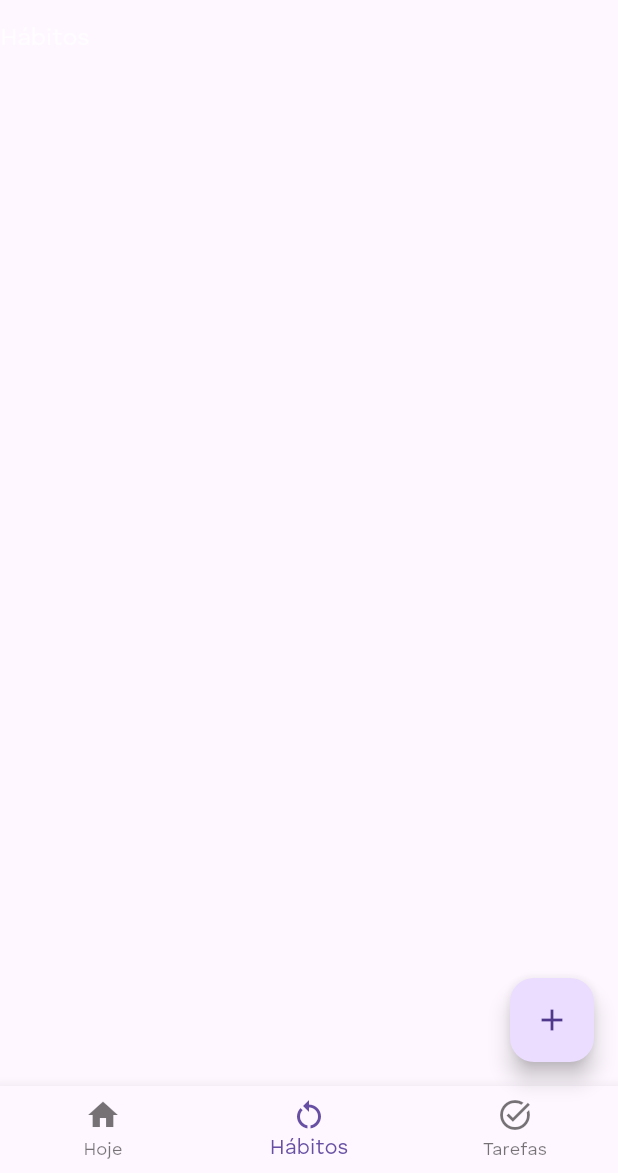
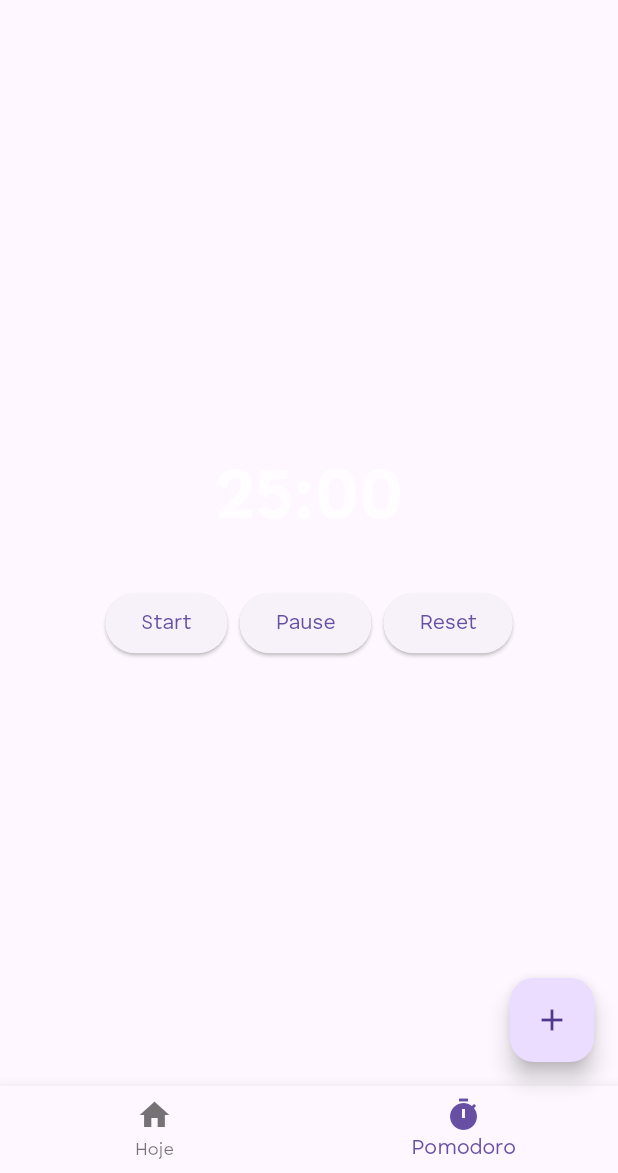
Before and after one commit to felipemarley/health_habit, a Flutter app: the MainScreen screen opened by its route, item 2 of the bottom bar chosen, on a phone screen of 412 x 824 dp, the part 63-1236 px from its top. Run offline on Flutter 3.47's test engine with Material 3 defaults, Android fonts, the phone set to English and light mode, and no system bars; network calls fail; project files that could hold a hidden picture were left out.

Commit message:
remove ununsed tabs and add pomodoro tab screen

```diff
--- a/lib/screens/main_screen.dart
+++ b/lib/screens/main_screen.dart
@@ -2,6 +2,7 @@ import 'package:flutter/material.dart';
 import 'package:health_habit/widgets/ActivitiesList.dart';
 import 'package:health_habit/widgets/AppDrawer.dart';
 import 'package:health_habit/widgets/CreateActivityModal.dart';
+import 'package:health_habit/screens/pomodoro_screen.dart';
 
 class MainScreen extends StatefulWidget {
   const MainScreen({super.key});
@@ -15,8 +16,7 @@ class _MainScreenState extends State<MainScreen> {
 
   List<Widget> _screens = [
     ActivitiesList(),
-    const Text('Hábitos'),
-    const Text('Tarefas'),
+    PomodoroScreen(),
   ];
 
   void _onBottomMenuItemTap(int index) {
@@ -50,12 +50,8 @@ class _MainScreenState extends State<MainScreen> {
               label: 'Hoje',
               backgroundColor: Colors.blue),
           BottomNavigationBarItem(
-              icon: Icon(Icons.restart_alt),
-              label: 'Hábitos',
-              backgroundColor: Colors.blue),
-          BottomNavigationBarItem(
-              icon: Icon(Icons.task_alt),
-              label: 'Tarefas',
+              icon: Icon(Icons.timer),
+              label: 'Pomodoro',
               backgroundColor: Colors.blue),
         ],
       ),
--- /dev/null
+++ b/lib/screens/pomodoro_screen.dart
@@ -0,0 +1,103 @@
+import 'dart:async';
+import 'package:flutter/material.dart';
+
+void main() {
+  runApp(const MyApp());
+}
+
+class MyApp extends StatelessWidget {
+  const MyApp({Key? key}) : super(key: key);
+
+  @override
+  Widget build(BuildContext context) {
+    return MaterialApp(
+      title: 'Pomodoro Timer',
+      theme: ThemeData(
+        primarySwatch: Colors.red,
+      ),
+      home: const PomodoroScreen(),
+    );
+  }
+}
+
+class PomodoroScreen extends StatefulWidget {
+  const PomodoroScreen({Key? key}) : super(key: key);
+
+  @override
+  State<PomodoroScreen> createState() => _PomodoroScreenState();
+}
+
+class _PomodoroScreenState extends State<PomodoroScreen> {
+  static const int pomodoroTime = 25 * 60; // 25 minutes
+  int secondsRemaining = pomodoroTime;
+  Timer? timer;
+
+  void startTimer() {
+    timer?.cancel(); // Cancel any existing timer
+    timer = Timer.periodic(const Duration(seconds: 1), (_) {
+      if (secondsRemaining > 0) {
+        setState(() {
+          secondsRemaining--;
+        });
+      } else {
+        timer?.cancel();
+      }
+    });
+  }
+
+  void stopTimer() {
+    timer?.cancel();
+    setState(() {
+      secondsRemaining = pomodoroTime; // Reset the timer
+    });
+  }
+
+  void pauseTimer() {
+    timer?.cancel();
+  }
+
+  @override
+  void dispose() {
+    timer?.cancel();
+    super.dispose();
+  }
+
+  String formatTime(int seconds) {
+    final minutes = seconds ~/ 60;
+    final secondsLeft = seconds % 60;
+    return '${minutes.toString().padLeft(2, '0')}:${secondsLeft.toString().padLeft(2, '0')}';
+  }
+
+  @override
+  Widget build(BuildContext context) {
+    return Column(
+      mainAxisAlignment: MainAxisAlignment.center,
+      children: <Widget>[
+        Text(
+          formatTime(secondsRemaining),
+          style: const TextStyle(fontSize: 48, fontWeight: FontWeight.bold),
+        ),
+        const SizedBox(height: 24),
+        Row(
+          mainAxisAlignment: MainAxisAlignment.center,
+          children: <Widget>[
+            ElevatedButton(
+              onPressed: startTimer,
+              child: const Text('Start'),
+            ),
+            const SizedBox(width: 8),
+            ElevatedButton(
+              onPressed: pauseTimer,
+              child: const Text('Pause'),
+            ),
+            const SizedBox(width: 8),
+            ElevatedButton(
+              onPressed: stopTimer,
+              child: const Text('Reset'),
+            ),
+          ],
+        ),
+      ],
+    );
+  }
+}
```
